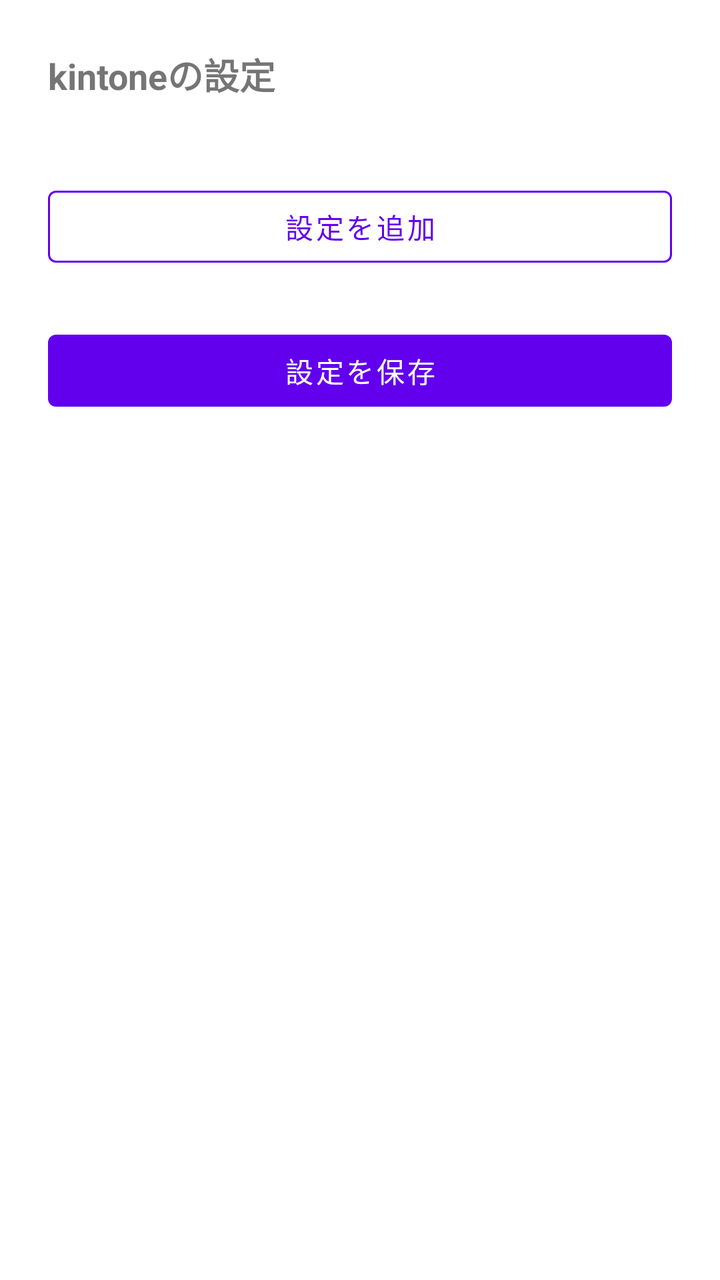
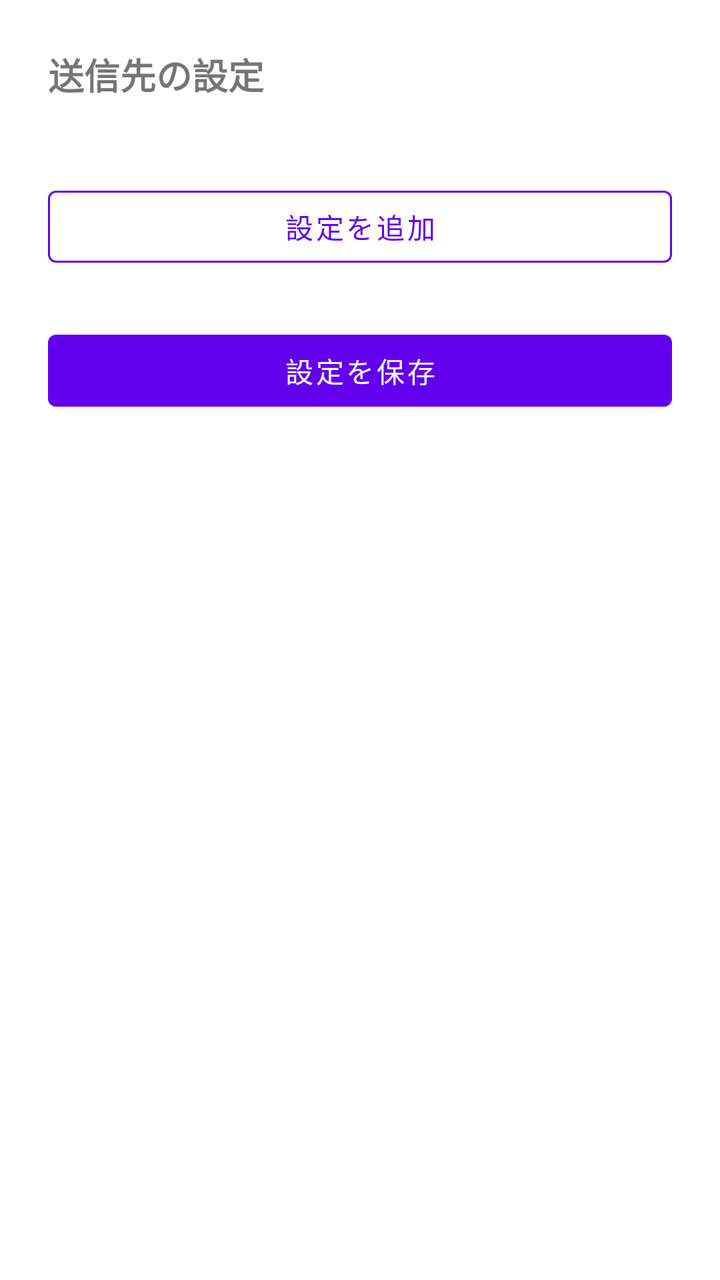

Two renders of the same Android screen: before a commit and after it. Below are the layout's source before the change and the commit's diff.
<!-- AndroidManifest.xml: application theme Theme.SmsToKintone -->
<!-- res/layout/activity_kintone_settings.xml -->
<?xml version="1.0" encoding="utf-8"?>
<ScrollView xmlns:android="http://schemas.android.com/apk/res/android"
    xmlns:app="http://schemas.android.com/apk/res-auto"
    android:layout_width="match_parent"
    android:layout_height="match_parent">

    <LinearLayout
        android:layout_width="match_parent"
        android:layout_height="wrap_content"
        android:orientation="vertical"
        android:padding="24dp">

        <TextView
            android:layout_width="wrap_content"
            android:layout_height="wrap_content"
            android:text="@string/title_kintone_settings"
            android:textSize="18sp"
            android:textStyle="bold" />

        <TextView
            android:id="@+id/tvKintoneSettingsDescription"
            android:layout_width="wrap_content"
            android:layout_height="wrap_content"
            android:layout_marginTop="4dp"
            android:text="@string/kintone_settings_description" />

        <LinearLayout
            android:id="@+id/llProfilesContainer"
            android:layout_width="match_parent"
            android:layout_height="wrap_content"
            android:orientation="vertical" />

        <com.google.android.material.button.MaterialButton
            android:id="@+id/btnAddProfile"
            style="@style/AppButton.OutlinedButton"
            android:layout_width="match_parent"
            android:layout_height="wrap_content"
            android:layout_marginTop="16dp"
            android:text="@string/btn_add_profile" />

        <com.google.android.material.button.MaterialButton
            android:id="@+id/btnSave"
            android:layout_width="match_parent"
            android:layout_height="wrap_content"
            android:layout_marginTop="24dp"
            android:text="@string/btn_save" />

    </LinearLayout>
</ScrollView>
<!-- resources referenced by this layout -->
<resources>
  <string name="btn_add_profile">設定を追加</string>
  <string name="btn_save">設定を保存</string>
  <string name="kintone_settings_description" />
  <string name="title_kintone_settings">kintoneの設定</string>
  <style name="AppButton.OutlinedButton" parent="Widget.MaterialComponents.Button.OutlinedButton">
          <item name="strokeColor">?attr/colorPrimary</item>
      </style>
  <style name="Theme.SmsToKintone" parent="Theme.MaterialComponents.DayNight.NoActionBar">
          <item name="colorPrimary">@color/purple_500</item>
          <item name="colorPrimaryVariant">@color/purple_700</item>
          <item name="colorOnPrimary">@color/white</item>
          <item name="colorSecondary">@color/teal_200</item>
          <item name="colorSecondaryVariant">@color/teal_700</item>
          <item name="colorOnSecondary">@color/black</item>
          <item name="textInputStyle">@style/Widget.MaterialComponents.TextInputLayout.OutlinedBox</item>
      </style>
  <color name="purple_500">#6200EE</color>
  <color name="purple_700">#3700B3</color>
  <color name="white">#FFFFFFFF</color>
  <color name="teal_200">#03DAC5</color>
  <color name="teal_700">#018786</color>
  <color name="black">#FF000000</color>
</resources>

<!-- the commit's change to res/layout/activity_kintone_settings.xml (unified diff, before → after) -->
@@ -13,7 +13,7 @@
         <TextView
             android:layout_width="wrap_content"
             android:layout_height="wrap_content"
-            android:text="@string/title_kintone_settings"
+            android:text="@string/title_send_settings"
             android:textSize="18sp"
             android:textStyle="bold" />
 
@@ -22,7 +22,7 @@
             android:layout_width="wrap_content"
             android:layout_height="wrap_content"
             android:layout_marginTop="4dp"
-            android:text="@string/kintone_settings_description" />
+            android:text="@string/send_settings_description" />
 
         <LinearLayout
             android:id="@+id/llProfilesContainer"
<!-- resource entries referenced after the edit -->
@@ -2,8 +2,8 @@
 <resources>
   <string name="btn_add_profile">設定を追加</string>
   <string name="btn_save">設定を保存</string>
-  <string name="kintone_settings_description" />
-  <string name="title_kintone_settings">kintoneの設定</string>
+  <string name="send_settings_description" />
+  <string name="title_send_settings">送信先の設定</string>
   <style name="AppButton.OutlinedButton" parent="Widget.MaterialComponents.Button.OutlinedButton">
           <item name="strokeColor">?attr/colorPrimary</item>
       </style>
